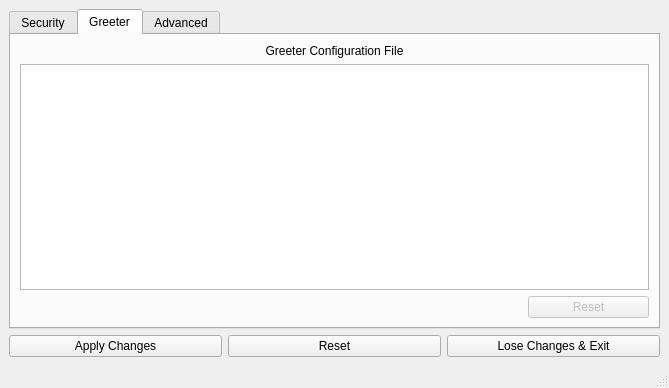
This is src/ui/MainWindow.ui in ReubenAbrams/Chrubix as Qt 5 draws it before an edit. The edited form follows.
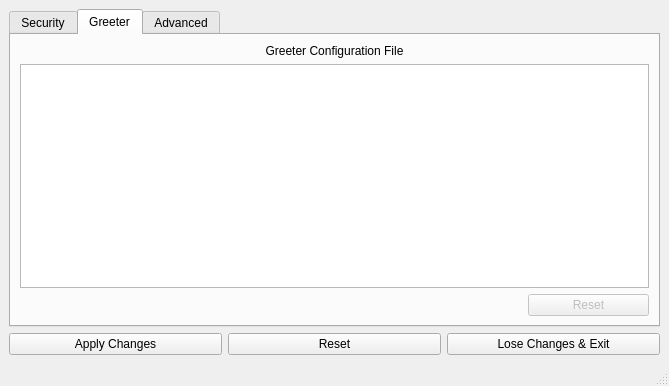
This is the edited form. The open tabs and pages were chosen to show the change. Icons and pictures are not drawn.

The edit to the form file:
```diff
--- a/src/ui/MainWindow.ui
+++ b/src/ui/MainWindow.ui
@@ -10,7 +10,7 @@
     <x>0</x>
     <y>0</y>
     <width>669</width>
-    <height>388</height>
+    <height>386</height>
    </rect>
   </property>
   <property name="sizePolicy">
@@ -403,8 +403,7 @@
         <item row="2" column="0" colspan="5">
          <widget class="QPlainTextEdit" name="pteLxdmSettings">
           <property name="plainText">
-           <string>
-</string>
+           <string/>
           </property>
          </widget>
         </item>
```
Left out of the diff: 32 changed lines with no effect on the pictures.
